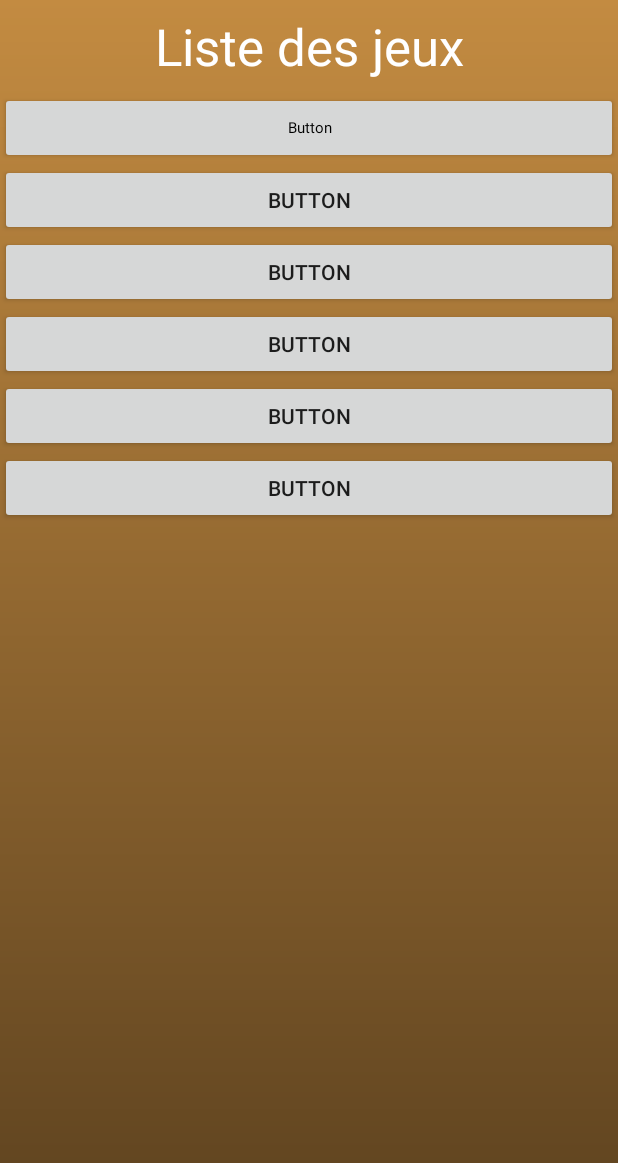
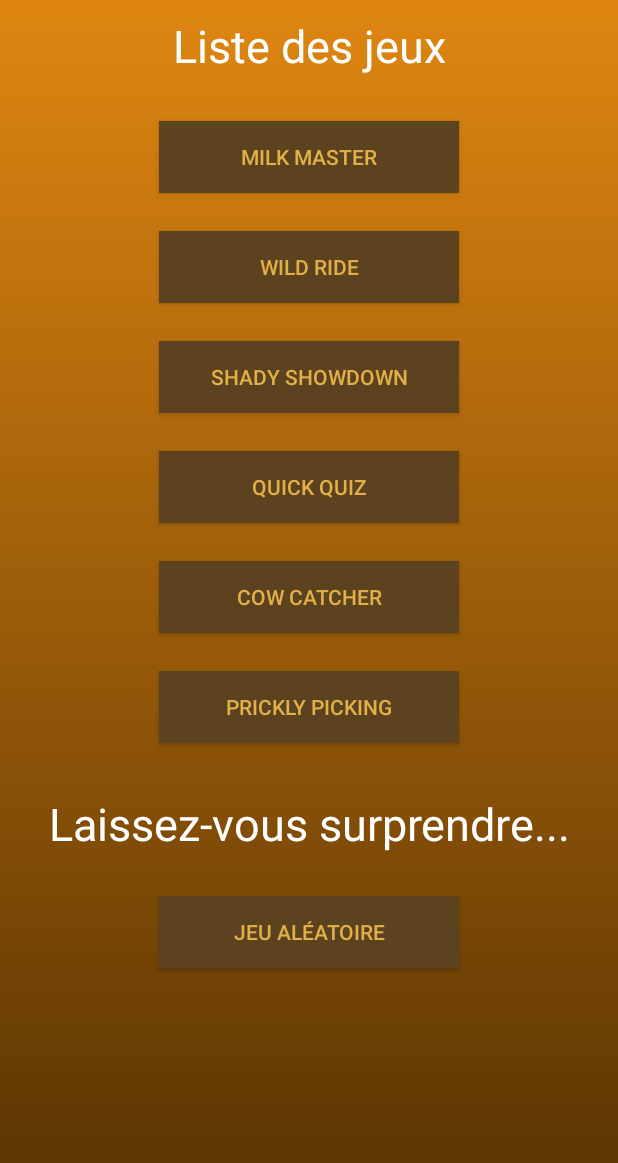
Before and after one commit to SterennLeHir/Buffalo_MoBill, an Android app built with Jetpack Compose: the GameList screen opened directly, with no data from a screen before it, on a phone screen of 412 x 824 dp. Shown: the top 1163 px of the screen. Run offline under Robolectric (Android 15) with nearby library versions, the phone set to English and light mode, and no system bars.

Commit message:
Beginning of quick_quiz

```diff
--- /dev/null
+++ b/app/src/main/java/esir/progmob/buffalo_mobill/CowCatcher.kt
@@ -0,0 +1,6 @@
+package esir.progmob.buffalo_mobill
+
+import androidx.activity.ComponentActivity
+
+class CowCatcher : ComponentActivity() {
+}
--- a/app/src/main/java/esir/progmob/buffalo_mobill/GameList.kt
+++ b/app/src/main/java/esir/progmob/buffalo_mobill/GameList.kt
@@ -1,11 +1,47 @@
 package esir.progmob.buffalo_mobill
 
+import android.content.Intent
 import android.os.Bundle
+import android.widget.Button
 import androidx.activity.ComponentActivity
 
 class GameList : ComponentActivity() {
     override fun onCreate(savedInstanceState: Bundle?) {
         super.onCreate(savedInstanceState)
         setContentView(R.layout.gamelist)
+
+        // Liste des boutons de l'activité
+        val buttonMilkMaster = findViewById<Button>(R.id.milk_master)
+        val buttonWildRide = findViewById<Button>(R.id.wild_ride)
+        val buttonShadyShowdown = findViewById<Button>(R.id.shady_showdown)
+        val buttonQuickQuiz = findViewById<Button>(R.id.quick_quiz)
+        val buttonCowCatcher = findViewById<Button>(R.id.cow_catcher)
+        val buttonPricklyPicking = findViewById<Button>(R.id.prickly_picking)
+
+        // Change d'activité pour chaque jeu
+        buttonMilkMaster.setOnClickListener{
+            val game1 = Intent(this, MilkMaster::class.java)
+            startActivity(game1)
+        }
+        buttonWildRide.setOnClickListener{
+            val game2 = Intent(this, WildRide::class.java)
+            startActivity(game2)
+        }
+        buttonShadyShowdown.setOnClickListener{
+            val game3 = Intent(this, ShadyShowdown::class.java)
+            startActivity(game3)
+        }
+        buttonQuickQuiz.setOnClickListener{
+            val game4 = Intent(this, QuickQuiz::class.java)
+            startActivity(game4)
+        }
+        buttonCowCatcher.setOnClickListener{
+            val game5 = Intent(this, CowCatcher::class.java)
+            startActivity(game5)
+        }
+        buttonPricklyPicking.setOnClickListener{
+            val game6 = Intent(this, PricklyPicking::class.java)
+            startActivity(game6)
+        }
     }
 }
--- /dev/null
+++ b/app/src/main/java/esir/progmob/buffalo_mobill/MilkMaster.kt
@@ -0,0 +1,6 @@
+package esir.progmob.buffalo_mobill
+
+import androidx.activity.ComponentActivity
+
+class MilkMaster : ComponentActivity() {
+}
--- /dev/null
+++ b/app/src/main/java/esir/progmob/buffalo_mobill/PricklyPicking.kt
@@ -0,0 +1,6 @@
+package esir.progmob.buffalo_mobill
+
+import androidx.activity.ComponentActivity
+
+class PricklyPicking : ComponentActivity() {
+}
--- /dev/null
+++ b/app/src/main/java/esir/progmob/buffalo_mobill/ShadyShowdown.kt
@@ -0,0 +1,6 @@
+package esir.progmob.buffalo_mobill
+
+import androidx.activity.ComponentActivity
+
+class ShadyShowdown : ComponentActivity() {
+}
--- /dev/null
+++ b/app/src/main/java/esir/progmob/buffalo_mobill/WildRide.kt
@@ -0,0 +1,6 @@
+package esir.progmob.buffalo_mobill
+
+import androidx.activity.ComponentActivity
+
+class WildRide : ComponentActivity() {
+}
--- a/app/src/main/res/drawable/background.xml
+++ b/app/src/main/res/drawable/background.xml
@@ -1,7 +1,7 @@
 <shape xmlns:android="http://schemas.android.com/apk/res/android"
     android:shape="rectangle">
     <gradient
-        android:startColor="#C38B41"
-        android:endColor="#5D421F"
+        android:startColor="#DF8611"
+        android:endColor="#553102"
         android:angle="-90" />
 </shape>
--- a/app/src/main/res/layout/gamelist.xml
+++ b/app/src/main/res/layout/gamelist.xml
@@ -2,53 +2,73 @@
 <LinearLayout xmlns:android="http://schemas.android.com/apk/res/android"
     android:layout_width="match_parent"
     android:layout_height="match_parent"
-    android:background="@drawable/background"
-    android:orientation="vertical">
+    android:orientation="vertical"
+    style="@style/background">
 
     <TextView
         android:id="@+id/titleGameList"
         android:layout_width="match_parent"
         android:layout_height="wrap_content"
-        android:layout_marginVertical="8dp"
+        android:layout_marginVertical="10dp"
+        android:layout_marginBottom="15dp"
         android:text="@string/gamelist"
         android:textAlignment="center"
         android:textColor="#FFFFFF"
-        android:textSize="34sp" />
+        android:textSize="30sp"/>
 
     <Button
-        android:id="@+id/button"
+        android:id="@+id/milk_master"
+        style="@style/bouton"
+        android:layout_height="wrap_content"
+        android:gravity="center"
+        android:text="@string/game1"
+        android:layout_marginTop="20dp"/>
+
+    <Button
+        android:id="@+id/wild_ride"
+        style="@style/bouton"
+        android:layout_height="wrap_content"
+        android:text="@string/game2" />
+
+    <Button
+        android:id="@+id/shady_showdown"
+        style="@style/bouton"
+        android:layout_height="wrap_content"
+        android:text="@string/game3" />
+
+    <Button
+        android:id="@+id/quick_quiz"
+        style="@style/bouton"
+        android:layout_height="wrap_content"
+        android:text="@string/game4" />
+
+    <Button
+        android:id="@+id/cow_catcher"
+        style="@style/bouton"
+        android:layout_height="wrap_content"
+        android:text="@string/game5"/>
+
+    <Button
+        android:id="@+id/prickly_picking"
+        style="@style/bouton"
+        android:layout_height="wrap_content"
+        android:text="@string/game6" />
+
+    <TextView
+        android:id="@+id/surprise"
         android:layout_width="match_parent"
         android:layout_height="wrap_content"
-        android:text="Button"
-        android:textAppearance="@style/Theme.Buffalo_MoBill" />
+        android:text="@string/random_game_text"
+        android:layout_marginVertical="8dp"
+        android:textAlignment="center"
+        android:textColor="#FFFFFF"
+        android:textSize="30sp"/>
 
     <Button
-        android:id="@+id/button2"
-        android:layout_width="match_parent"
+        android:id="@+id/button7"
+        style="@style/bouton"
         android:layout_height="wrap_content"
-        android:text="Button" />
+        android:text="@string/random_game"
+        android:layout_marginTop="20dp"/>
 
-    <Button
-        android:id="@+id/button3"
-        android:layout_width="match_parent"
-        android:layout_height="wrap_content"
-        android:text="Button" />
-
-    <Button
-        android:id="@+id/button4"
-        android:layout_width="match_parent"
-        android:layout_height="wrap_content"
-        android:text="Button" />
-
-    <Button
-        android:id="@+id/button5"
-        android:layout_width="match_parent"
-        android:layout_height="wrap_content"
-        android:text="Button" />
-
-    <Button
-        android:id="@+id/button6"
-        android:layout_width="match_parent"
-        android:layout_height="wrap_content"
-        android:text="Button" />
 </LinearLayout>
--- a/app/src/main/res/values/strings.xml
+++ b/app/src/main/res/values/strings.xml
@@ -9,5 +9,8 @@
     <string name="game4">Quick Quiz</string>
     <string name="game5">Cow Catcher</string>
     <string name="game6">Prickly Picking</string>
-
+    <string name="random_game_text">Laissez-vous surprendre...</string>
+    <string name="random_game">Jeu aléatoire</string>
+    <string name="next">Suivant</string>
+    <string name="score">Score</string>
 </resources>
--- /dev/null
+++ b/app/src/main/res/values/styles.xml
@@ -0,0 +1,15 @@
+<?xml version="1.0" encoding="utf-8"?>
+<resources>
+    <style name="bouton">
+        <item name="android:textColor">#E1B047</item>
+        <item name="android:background">#5D421F</item>
+        <item name="android:font">@font/old_standard_tt</item>
+        <item name="android:buttonCornerRadius">15dp</item>
+        <item name="android:layout_width">200dp</item>
+        <item name="android:layout_marginBottom">25dp</item>
+    </style>
+    <style name="background">
+        <item name="android:background">@drawable/background</item>
+        <item name="android:gravity">center_horizontal</item>
+    </style>
+</resources>
```
Also changed, not shown: app/src/main/java/esir/progmob/buffalo_mobill/QuickQuiz.kt (added, +159 -0 lines), app/src/main/res/layout/quick_quiz.xml (added, +87 -0 lines).
